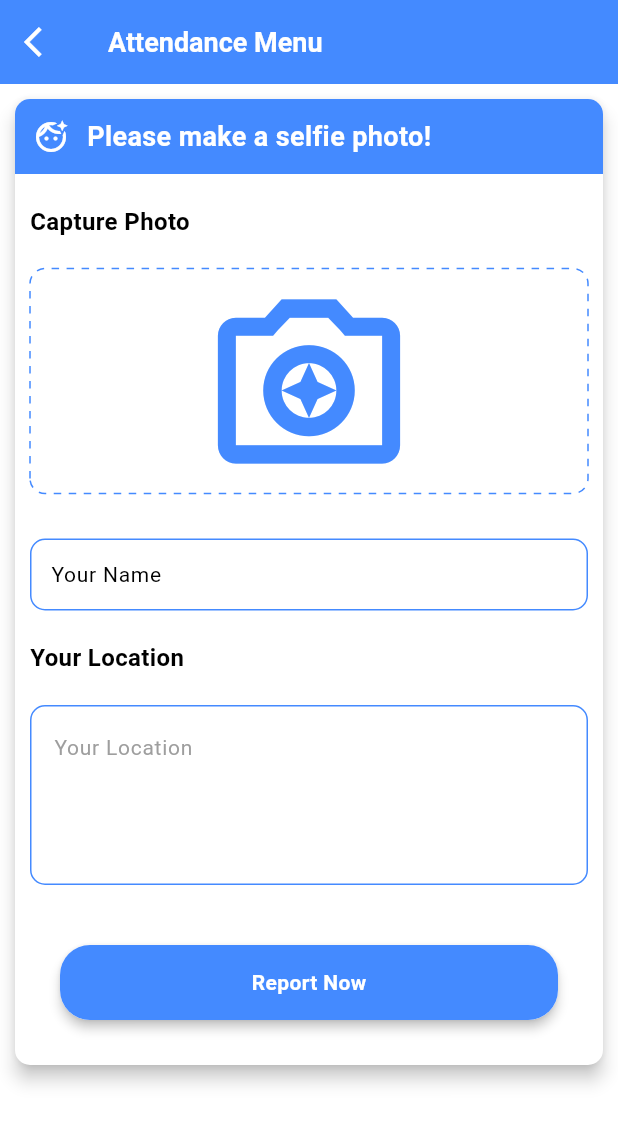
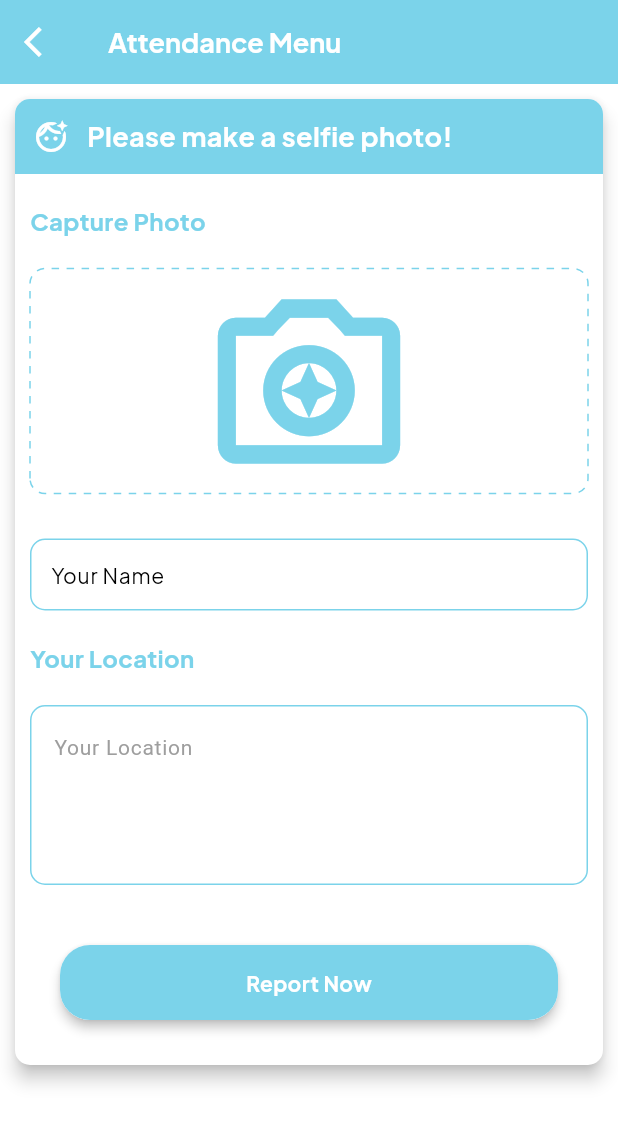
Before and after one commit to haikallfth/attend_own_project, a Flutter app: the screen it shows after launch, item 2 of the bottom bar chosen, after a tap on "Absen Kehadiran", on a phone screen of 412 x 824 dp. Shown: the top 1124 px of the screen. Run offline on Flutter 3.47's test engine with Material 3 defaults, Android fonts, the phone set to English and light mode, and no system bars; drawn by our look-alikes of dotted_border; our stand-ins replace camera, cloud_firestore, cross_file, firebase_core, geocoding, geolocator and 3 more; missing offline and left inert: google_mlkit_face_detection; accounts and stored records are empty.

Commit message:
starter 2 lek

```diff
--- a/lib/screen/attendance_app_nya.dart
+++ b/lib/screen/attendance_app_nya.dart
@@ -26,7 +26,7 @@ class AttendanceAppPage extends StatelessWidget {
                     mainAxisAlignment: MainAxisAlignment.center,
                     children: [
                       Container(
-                        margin: const EdgeInsets.all(10),
+                        margin: const EdgeInsets.only(bottom: 20),
                         child: InkWell(
                             highlightColor: Colors.transparent,
                             splashColor: Colors.transparent,
@@ -37,18 +37,19 @@ class AttendanceAppPage extends StatelessWidget {
                               children: [
                                 Container(
                                   padding: const EdgeInsets.all(30),
-                                  width: 200,
-                                  height: 200,
-                                  child: Image(image: AssetImage('assets/images/logo_cuti_izin.png')),
+                                  width: 250,
+                                  height: 250,
                                   decoration: BoxDecoration(
                                     border: Border.all(
-                                      color: Colors.deepPurpleAccent,
+                                        color: Color(0xff7BD3EA),
                                         width: 3
                                     ),
                                     borderRadius: BorderRadius.all(Radius.circular(10)),
-                                  )
                                   ),
-                                SizedBox(height: 10,),
+                                  child: Column(
+                                    children: [
+                                      Image(image: AssetImage('assets/images/logo_absent.png')),
+                                      SizedBox(height: 25,),
                                       Text('Absen Kehadiran', style: GoogleFonts.plusJakartaSans(
                                         textStyle: TextStyle(
                                             fontSize: 19,
@@ -56,11 +57,14 @@ class AttendanceAppPage extends StatelessWidget {
                                         ),
                                       ),)
                                     ],
+                                  ),
+                                ),
+                              ],
                             )
                         ),
                       ),
                       Container(
-                        margin: const EdgeInsets.all(20),
+                        // margin: const EdgeInsets.all(20),
                         child:  InkWell(
                             highlightColor: Colors.transparent,
                             splashColor: Colors.transparent,
@@ -70,31 +74,34 @@ class AttendanceAppPage extends StatelessWidget {
                             child: Column(
                               children: [
                                 Container(
-                                    padding: const EdgeInsets.all(30),
-                                    width: 200,
-                                    height: 200,
+                                  padding: const EdgeInsets.all(20),
+                                  width: 250,
+                                  height: 250,
                                   decoration: BoxDecoration(
                                     border: Border.all(
-                                          color: Colors.deepPurpleAccent,
+                                        color: Color(0xff7BD3EA),
                                         width: 3
                                     ),
                                     borderRadius: BorderRadius.all(Radius.circular(10)),
                                   ),
-                                    child: Image(image: AssetImage('assets/images/logo_absent.png')),
-                                ),
-                                SizedBox(height: 10,),
-                                Text('Cuti / Izin', style: GoogleFonts.plusJakartaSans(
+                                  child: Column(
+                                    children: [
+                                      Image(image: AssetImage('assets/images/logo_cuti_izin.png'), width: 175,),
+                                      Text('Absen Izin / Cuti', style: GoogleFonts.plusJakartaSans(
                                         textStyle: TextStyle(
                                             fontSize: 19,
                                             fontWeight: FontWeight.bold
                                         ),
                                       ),)
                                     ],
+                                  ),
+                                ),
+                              ],
                             )
                         ),
                       ),
                       Container(
-                        margin: const EdgeInsets.all(20),
+                        margin: const EdgeInsets.only(top: 20),
                         child: InkWell(
                             highlightColor: Colors.transparent,
                             splashColor: Colors.transparent,
@@ -105,24 +112,28 @@ class AttendanceAppPage extends StatelessWidget {
                               children: [
                                 Container(
                                     padding: const EdgeInsets.all(30),
-                                    width: 200,
-                                    height: 200,
+                                    width: 250,
+                                    height: 250,
                                     decoration: BoxDecoration(
                                       border: Border.all(
-                                          color: Colors.deepPurpleAccent,
+                                          color: Color(0xff7BD3EA),
                                           width: 3
                                       ),
                                       borderRadius: BorderRadius.all(Radius.circular(10)),
                                     ),
-                                    child: Image(image: AssetImage('assets/images/logo_attendance_history.png')),
-                                ),
-                                SizedBox(height: 10,),
+                                  child: Column(
+                                    children: [
+                                      Image(image: AssetImage('assets/images/logo_attendance_history.png')),
+                                      SizedBox(height: 25,),
                                       Text('Riwayat Kehadiran', style: GoogleFonts.plusJakartaSans(
                                         textStyle: TextStyle(
                                             fontSize: 19,
                                             fontWeight: FontWeight.bold
                                         ),
                                       ),)
+                                    ],
+                                  ),
+                                ),
                               ],
                             )
                         ),
@@ -142,15 +153,15 @@ Future<bool> _onWillPop(BuildContext context) async{
       context: context,
       builder: (context) => AlertDialog(
         title: const Text("INFO"),
-        content: const Text("Apakah Anda yakin ingin keluar dari aplikasi?"),
+        content: Text("Apakah Anda yakin ingin keluar dari aplikasi?", style: GoogleFonts.plusJakartaSans(textStyle: TextStyle(color: Colors.white)),),
         actions: [
           TextButton(
             onPressed: () => Navigator.of(context).pop(false),
-            child: const Text("Batal"),
+            child: Text("Batal", style: GoogleFonts.plusJakartaSans(textStyle: TextStyle(color: Colors.white)),),
           ),
           TextButton(
             onPressed: () => Navigator.of(context).pop(),
-            child: const Text("Keluar"),
+            child: Text("Keluar", style: GoogleFonts.plusJakartaSans(textStyle: TextStyle(color: Colors.white)),),
           )
         ],
       )
--- a/lib/screen/home_page.dart
+++ b/lib/screen/home_page.dart
@@ -93,7 +93,7 @@ class _HomePageState extends State<HomePage> {
                 text: 'Attendance\n',
                 style: GoogleFonts.plusJakartaSans(
                   textStyle: const TextStyle(
-                    fontSize: 40,
+                    fontSize: 50,
                     color: Color(0xff7BD3EA),
                     fontWeight: FontWeight.bold,
                   ),
--- a/lib/screen/ui/attend/attend_screen.dart
+++ b/lib/screen/ui/attend/attend_screen.dart
@@ -7,6 +7,7 @@ import 'package:flutter/material.dart';
 import 'package:geocoding/geocoding.dart';
 import 'package:geolocator/geolocator.dart';
 import 'package:intl/intl.dart';
+import 'package:google_fonts/google_fonts.dart';
 
 import 'camera.dart';
 
@@ -41,14 +42,16 @@ class _AttendScreenState extends State<AttendScreen> {
       backgroundColor: Colors.white,
       appBar: AppBar(
         elevation: 0,
-        backgroundColor: Colors.blueAccent,
+        backgroundColor: Color(0xff7BD3EA),
         leading: IconButton(
           icon: const Icon(Icons.arrow_back_ios, color: Colors.white),
           onPressed: () => Navigator.of(context).pop(),
         ),
-        title: const Text(
+        title: Text(
           "Attendance Menu",
-          style: TextStyle(fontSize: 18, fontWeight: FontWeight.bold, color: Colors.white),
+          style: GoogleFonts.plusJakartaSans(
+            textStyle: TextStyle(fontSize: 18, fontWeight: FontWeight.bold, color: Colors.white)
+          ),
         ),
       ),
       body: SingleChildScrollView(
@@ -69,25 +72,29 @@ class _AttendScreenState extends State<AttendScreen> {
                     topLeft: Radius.circular(10),
                     topRight: Radius.circular(10),
                   ),
-                  color: Colors.blueAccent,
+                  color: Color(0xff7BD3EA),
                 ),
-                child: const Row(
+                child: Row(
                   children: [
                     SizedBox(width: 12),
                     Icon(Icons.face_retouching_natural_outlined, color: Colors.white),
                     SizedBox(width: 12),
                     Text(
                       "Please make a selfie photo!",
-                      style: TextStyle(fontSize: 18, fontWeight: FontWeight.bold, color: Colors.white),
+                      style: GoogleFonts.plusJakartaSans(
+                          textStyle: TextStyle(fontSize: 18, fontWeight: FontWeight.bold, color: Colors.white)
+                      ),
                     ),
                   ],
                 ),
               ),
-              const Padding(
+              Padding(
                 padding: EdgeInsets.fromLTRB(10, 20, 0, 20),
                 child: Text(
                   "Capture Photo",
-                  style: TextStyle(fontSize: 16, fontWeight: FontWeight.bold, color: Colors.black),
+                  style: GoogleFonts.plusJakartaSans(
+                      textStyle: TextStyle(fontSize: 16, fontWeight: FontWeight.bold, color: Color(0xff7BD3EA))
+                  ),
                 ),
               ),
               GestureDetector(
@@ -104,7 +111,7 @@ class _AttendScreenState extends State<AttendScreen> {
                   child: DottedBorder(
                     radius: const Radius.circular(10),
                     borderType: BorderType.RRect,
-                    color: Colors.blueAccent,
+                    color: Color(0xff7BD3EA),
                     strokeWidth: 1,
                     dashPattern: const [5, 5],
                     child: SizedBox.expand(
@@ -113,7 +120,7 @@ class _AttendScreenState extends State<AttendScreen> {
                           ? Image.file(File(image!.path), fit: BoxFit.cover,)
                           :const Icon(
                             Icons.camera_enhance_outlined,
-                            color: Colors.blueAccent,
+                            color: Color(0xff7BD3EA),
                           ),
                       ),
                     ),
@@ -130,28 +137,30 @@ class _AttendScreenState extends State<AttendScreen> {
                     contentPadding: const EdgeInsets.symmetric(horizontal: 10),
                     labelText: "Your Name",
                     hintText: "Please enter your name",
-                    hintStyle: const TextStyle(fontSize: 14, color: Colors.grey),
-                    labelStyle: const TextStyle(fontSize: 14, color: Colors.black),
+                    hintStyle: TextStyle(fontSize: 14, color: Colors.grey, fontFamily: GoogleFonts.plusJakartaSans().fontFamily),
+                    labelStyle: TextStyle(fontSize: 14, color: Colors.black, fontFamily: GoogleFonts.plusJakartaSans().fontFamily),
                     border: OutlineInputBorder(
                       borderRadius: BorderRadius.circular(10),
-                      borderSide: const BorderSide(color: Colors.blueAccent),
+                      borderSide: const BorderSide(color: Color(0xff7BD3EA)),
                     ),
                     enabledBorder: OutlineInputBorder(
                       borderRadius: BorderRadius.circular(10),
-                      borderSide: const BorderSide(color: Colors.blueAccent),
+                      borderSide: const BorderSide(color: Color(0xff7BD3EA)),
                     ),
                   ),
                 ),
               ),
-              const Padding(
+              Padding(
                 padding: EdgeInsets.fromLTRB(10, 10, 10, 10),
                 child: Text(
                   "Your Location",
-                  style: TextStyle(fontSize: 16, fontWeight: FontWeight.bold, color: Colors.black),
+                  style: GoogleFonts.plusJakartaSans(
+                    textStyle: TextStyle(fontSize: 16, fontWeight: FontWeight.bold, color: Color(0xff7BD3EA))
+                  ),
                 ),
               ),
               isLoading
-                  ? const Center(child: CircularProgressIndicator(color: Colors.blueAccent),)
+                  ? const Center(child: CircularProgressIndicator(color: Color(0xff7BD3EA)),)
                   : Padding(
                     padding: const EdgeInsets.all(10),
                     child: SizedBox(height: 120,
@@ -162,7 +171,7 @@ class _AttendScreenState extends State<AttendScreen> {
                             alignLabelWithHint: true,
                             disabledBorder: OutlineInputBorder(
                               borderRadius: BorderRadius.circular(10),
-                              borderSide: const BorderSide(color: Colors.blueAccent),
+                              borderSide: const BorderSide(color: Color(0xff7BD3EA)),
                             ),
                             hintText: strAddress.isNotEmpty ? strAddress : 'Your Location',
                             hintStyle: const TextStyle(fontSize: 14, color: Colors.grey),
@@ -187,14 +196,14 @@ class _AttendScreenState extends State<AttendScreen> {
                     ),
                     child: Material(
                       borderRadius: BorderRadius.circular(20),
-                      color: Colors.blueAccent,
+                      color: Color(0xff7BD3EA),
                       child: InkWell(
-                        splashColor: Colors.blue,
+                        splashColor: Colors.lightBlueAccent,
                         borderRadius: BorderRadius.circular(20),
                         onTap: () {
                           if(image == null || controllerName.text.isEmpty){
                             ScaffoldMessenger.of(context).showSnackBar(
-                              const SnackBar(
+                              SnackBar(
                                   content: Row(
                                     children: [
                                       Icon(
@@ -204,7 +213,9 @@ class _AttendScreenState extends State<AttendScreen> {
                                       SizedBox(width: 10,),
                                       Text(
                                         "oitt lee isi form nya dulu lee",
-                                        style: TextStyle(color: Colors.white),
+                                        style: GoogleFonts.plusJakartaSans(
+                                          textStyle: TextStyle(color: Colors.white),
+                                        ),
                                       ),
                                     ],
                                   ),
@@ -218,10 +229,12 @@ class _AttendScreenState extends State<AttendScreen> {
                             submitAbsen(strAddress, controllerName.text.toString(), strStatus);
                           }
                         },
-                        child: const Center(
+                        child: Center(
                           child: Text(
                             "Report Now",
-                            style: TextStyle(color: Colors.white, fontWeight: FontWeight.bold),
+                            style: GoogleFonts.plusJakartaSans(
+                              textStyle: TextStyle(color: Colors.white, fontWeight: FontWeight.bold)
+                            ),
                           ),
                         ),
                       ),
@@ -239,7 +252,7 @@ class _AttendScreenState extends State<AttendScreen> {
     bool serviceEnabled = await Geolocator.isLocationServiceEnabled();
     if(!serviceEnabled){
       ScaffoldMessenger.of(context).showSnackBar(
-          const SnackBar(content: Row(
+          SnackBar(content: Row(
             children: [
               Icon(
                 Icons.location_off,
@@ -248,7 +261,9 @@ class _AttendScreenState extends State<AttendScreen> {
               SizedBox(width: 10,),
               Text(
                 "Please enable location service",
-                style: TextStyle(color: Colors.white),
+                style: GoogleFonts.plusJakartaSans(
+                  textStyle: TextStyle(color: Colors.white)
+                ),
               ),
             ],
           ),
@@ -263,7 +278,7 @@ class _AttendScreenState extends State<AttendScreen> {
       permission = await Geolocator.requestPermission();
       if(permission == LocationPermission.denied) {
         ScaffoldMessenger.of(context).showSnackBar(
-            const SnackBar(content: Row(
+            SnackBar(content: Row(
               children: [
                 Icon(
                   Icons.location_off,
@@ -272,7 +287,9 @@ class _AttendScreenState extends State<AttendScreen> {
                 SizedBox(width: 10,),
                 Text(
                   "Location permission are denied. Please enable location service",
-                  style: TextStyle(color: Colors.white),
+                  style: GoogleFonts.plusJakartaSans(
+                    textStyle: TextStyle(color: Colors.white)
+                  ),
                 ),
               ],
             ),
@@ -284,7 +301,7 @@ class _AttendScreenState extends State<AttendScreen> {
     }
     if (permission == LocationPermission.deniedForever){
       ScaffoldMessenger.of(context).showSnackBar(
-          const SnackBar(content: Row(
+          SnackBar(content: Row(
             children: [
               Icon(
                 Icons.location_off,
@@ -293,7 +310,9 @@ class _AttendScreenState extends State<AttendScreen> {
               SizedBox(width: 10,),
               Text(
                 "Location permission are denied forever. Please enable location service",
-                style: TextStyle(color: Colors.white),
+                style: GoogleFonts.plusJakartaSans(
+                  textStyle: TextStyle(color: Colors.white)
+                ),
               ),
             ],
           ),
@@ -355,7 +374,7 @@ class _AttendScreenState extends State<AttendScreen> {
           const CircularProgressIndicator(valueColor: AlwaysStoppedAnimation<Color>(Colors.blueGrey),),
           Container(
             margin: const EdgeInsets.only(left: 10),
-            child: const Text("Checking the data..."),
+            child:  Text("Checking the data...", style: GoogleFonts.plusJakartaSans(textStyle: TextStyle(color: Colors.white)),),
           )
         ],
       ),
@@ -365,8 +384,7 @@ class _AttendScreenState extends State<AttendScreen> {
         context: context,
         builder: (BuildContext context) {
           return alert;
-        }
-        );
+        });
   }
   Future<void> submitAbsen(String address, String name, String status) async {
     showLoaderDialog(context);
@@ -380,7 +398,7 @@ class _AttendScreenState extends State<AttendScreen> {
       setState(() {
         try {
           ScaffoldMessenger.of(context).showSnackBar(
-            const SnackBar(
+            SnackBar(
               content: Row(
                 children: [
                   Icon(
@@ -390,7 +408,7 @@ class _AttendScreenState extends State<AttendScreen> {
                   SizedBox(width: 10),
                   Text(
                     "Absen Berhasil",
-                    style: TextStyle(color: Colors.white),
+                    style: GoogleFonts.plusJakartaSans(textStyle: TextStyle(color: Colors.white)),
                   )
                 ],
               ),
@@ -402,7 +420,7 @@ class _AttendScreenState extends State<AttendScreen> {
           Navigator.pushReplacement(context, MaterialPageRoute(builder: (context) => const AttendScreen()));
         } catch (e) {
           ScaffoldMessenger.of(context).showSnackBar(
-            const SnackBar(
+            SnackBar(
               content: Row(
                 children: [
                   Icon(
@@ -412,7 +430,7 @@ class _AttendScreenState extends State<AttendScreen> {
                   SizedBox(width: 10),
                   Text(
                     "Absen Gagal",
-                    style: TextStyle(color: Colors.white),
+                    style: GoogleFonts.plusJakartaSans(textStyle: TextStyle(color: Colors.white)),
                   )
                 ],
               ),
@@ -425,7 +443,7 @@ class _AttendScreenState extends State<AttendScreen> {
       });
     }).catchError((e) {
       ScaffoldMessenger.of(context).showSnackBar(
-        const SnackBar(
+        SnackBar(
           content: Row(
             children: [
               Icon(
@@ -435,7 +453,7 @@ class _AttendScreenState extends State<AttendScreen> {
               SizedBox(width: 10),
               Text(
                 "Absen Gagal",
-                style: TextStyle(color: Colors.white),
+                style: GoogleFonts.plusJakartaSans(textStyle: TextStyle(color: Colors.white)),
               )
             ],
           ),
```
Also changed, not shown: lib/screen/ui/absen/absen_screen.dart (+74 -48 lines), lib/screen/ui/attend/camera.dart (+39 -27 lines), lib/screen/ui/attendance_history/attendance_history_screen.dart (+66 -37 lines). Lines whose indentation alone changed are shown as unchanged.
